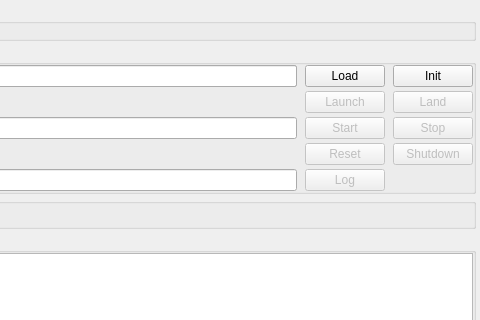
Before: the Qt Designer form cxx/controllers/Vintage/euRun.ui in constellation-daq/Constellation, drawn with Qt 5; both pictures show x 553 to 1033 and y 0 to 320 of the 1033 by 659 pixel window.
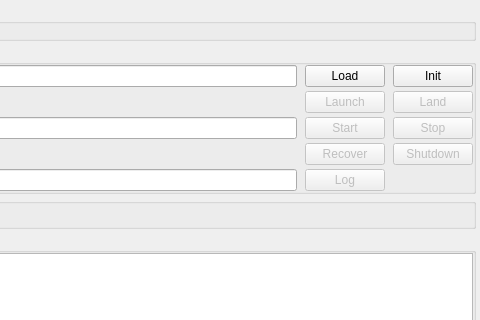
After: the same form once the commit is applied.

Commit message: cxx/contr/vintage: small cleanup

What changed in the file:
```diff
--- a/cxx/controllers/Vintage/euRun.ui
+++ b/cxx/controllers/Vintage/euRun.ui
@@ -216,7 +216,7 @@
           <string>Reset all satellites</string>
          </property>
          <property name="text">
-          <string>Reset</string>
+          <string>Recover</string>
          </property>
         </widget>
        </item>
```
Left out of the diff: 2 changed lines with no effect on the pictures. The commit also changes 1 other file.
